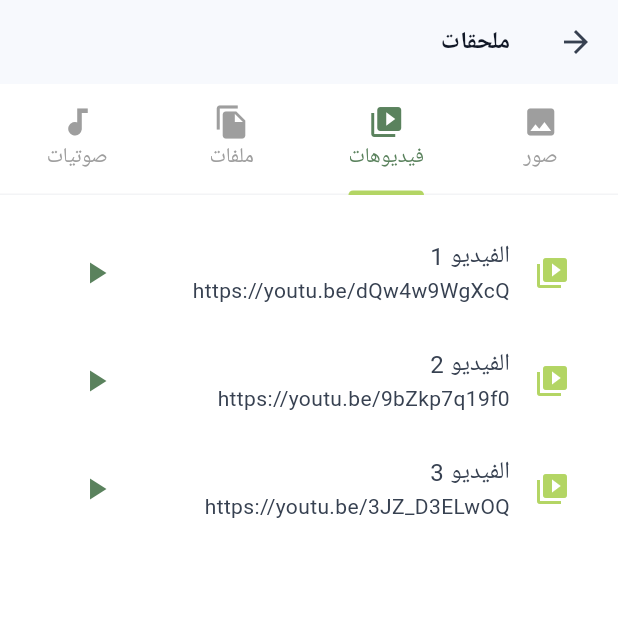
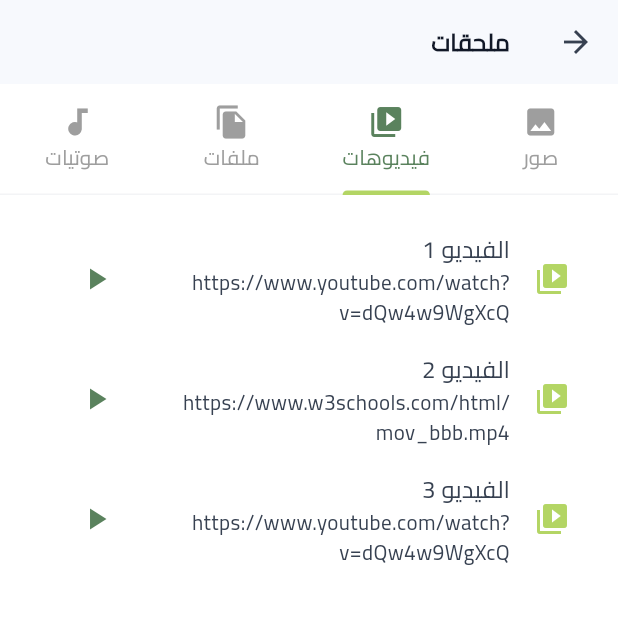
Before and after one commit to Codeexpert2/global_school_app, a Flutter app: the SubjectAttachmentsPage screen opened directly with empty values, tab 2 chosen, on a phone screen of 412 x 824 dp, the top half of it. Run offline on Flutter 3.47's test engine with Material 3 defaults, Android fonts, the phone set to English and light mode, and no system bars; our stand-ins replace cached_network_image, connectivity_plus, dio, firebase_analytics, firebase_core, firebase_crashlytics and 19 more; missing offline and left inert: syncfusion_flutter_pdfviewer, webview_flutter_android, webview_flutter_wkwebview; accounts and stored records are empty; generated files the repository leaves out were written again; network calls fail; Roboto replaces fonts that are missing (Poppins).

Commit message:
add assests attachments

```diff
--- a/lib/configs/app_configs.dart
+++ b/lib/configs/app_configs.dart
@@ -15,7 +15,7 @@ class AppConfigs {
   static const String privacyPolicyUrl = 'https://your-privacy-policy-url.com';
 
   // font family
-  static const String fontFamily = 'Poppins';
+  static const String fontFamily = 'Cairo';
   static const defaultLocale = 'ar';
   static final supportedLocales = [
     {'locale': 'ar', 'name': 'عربي', 'icon': '🇵🇸'},
--- a/lib/features/attachments/view/attachments_list.dart
+++ b/lib/features/attachments/view/attachments_list.dart
@@ -1,5 +1,9 @@
 import 'package:flutter/material.dart';
 import 'package:global_school/core/themes/app_colors.dart';
+import 'package:global_school/features/attachments/widgets/audio_player_page.dart';
+import 'package:global_school/features/attachments/widgets/pdf_Vvewer_page.dart';
+import 'package:global_school/features/attachments/widgets/video_player_page.dart';
+import 'package:global_school/features/attachments/widgets/youtube_video_player.dart';
 
 class AttachmentsList extends StatelessWidget {
   const AttachmentsList({
@@ -26,19 +30,72 @@ class AttachmentsList extends StatelessWidget {
           subtitle: attachmentType == 'الفيديو' ? Text(item) : null,
           trailing: IconButton(
             icon: Icon(
-              attachmentType == 'الصوتية' || attachmentType == 'الفيديو'
-                  ? Icons.play_arrow
-                  : Icons.download,
+              _getTrailingIcon(attachmentType),
               color: AppColors.green2,
             ),
             onPressed: () {
-              if (attachmentType == 'الصوتية' || attachmentType == 'الفيديو') {
-              } else {
-              }
+              _navigateBasedOnType(context, attachmentType, item);
             },
           ),
         );
       },
     );
   }
+  IconData _getTrailingIcon(String type) {
+    switch (type) {
+      case 'الصوتية':
+        return Icons.headphones;
+      case 'الفيديو':
+        return Icons.play_arrow;
+      case 'الملف':
+        return Icons.download_sharp;
+      default:
+        return Icons.file_open_outlined;
+    }
+  }
+
+  void _navigateBasedOnType(BuildContext context, String type, String item) {
+    switch (type) {
+      case 'الفيديو':
+        Navigator.push(
+          context,
+          MaterialPageRoute(
+            builder: (context) => _buildVideoPlayer(item),
+          ),
+        );
+        break;
+
+      case 'الصوتية':
+        Navigator.push(
+          context,
+          MaterialPageRoute(
+            builder: (context) => AudioPlayerPage(audioUrl: item),
+          ),
+        );
+        break;
+
+      case 'الملف':
+        Navigator.push(
+          context,
+          MaterialPageRoute(
+            builder: (context) => PDFViewerPage(pdfPath: item),
+          ),
+        );
+        break;
+
+      default:
+        ScaffoldMessenger.of(context).showSnackBar(
+          const SnackBar(content: Text('نوع المرفق غير مدعوم')),
+        );
+        break;
+    }
+  }
+
+  Widget _buildVideoPlayer(String videoUrl) {
+    if (videoUrl.contains('youtube.com') || videoUrl.contains('youtu.be')) {
+      return YoutubeVideoPlayer(videoUrl: videoUrl);
+    } else {
+      return VideoPlayerPage(videoUrl: videoUrl);
+    }
+  }
 }
--- a/lib/features/attachments/view/attachments_tab.dart
+++ b/lib/features/attachments/view/attachments_tab.dart
@@ -30,36 +30,36 @@ class AttachmentsTab extends StatelessWidget {
                   attachmentType: 'الصورة',
                   icon: Icons.image,
                   data: [
-                    'assets/images/picture1.jpg',
-                    'assets/images/picture2.jpg',
-                    'assets/images/picture3.jpg',
+                    'assets/images/code_expert.png',
+                    'assets/images/code_expert.png',
+                    'assets/images/code_expert.png',
                   ],
                 ),
                 AttachmentsList(
                   attachmentType: 'الفيديو',
                   icon: Icons.video_library,
                   data: [
-                    'https://youtu.be/dQw4w9WgXcQ',
-                    'https://youtu.be/9bZkp7q19f0',
-                    'https://youtu.be/3JZ_D3ELwOQ',
+                    'https://www.youtube.com/watch?v=dQw4w9WgXcQ',
+                    'https://www.w3schools.com/html/mov_bbb.mp4',
+                    'https://www.youtube.com/watch?v=dQw4w9WgXcQ',
                   ],
                 ),
                 AttachmentsList(
                   attachmentType: 'الملف',
                   icon: Icons.file_copy,
                   data: [
-                    'Document 1.pdf',
-                    'Document 2.pdf',
-                    'Document 3.pdf',
+                     'assets/pdf/Doc1.pdf',
+                     'assets/pdf/Doc1.pdf',
+                     'assets/pdf/Doc1.pdf',
                   ],
                 ),
                 AttachmentsList(
                   attachmentType: 'الصوتية',
                   icon: Icons.audiotrack,
                   data: [
-                    'Audio 1.mp3',
-                    'Audio 2.mp3',
-                    'Audio 3.mp3',
+                    'https://www.soundhelix.com/examples/mp3/SoundHelix-Song-1.mp3',
+                    'https://www.soundhelix.com/examples/mp3/SoundHelix-Song-1.mp3',
+                    'https://www.soundhelix.com/examples/mp3/SoundHelix-Song-1.mp3',
                   ],
                 ),
               ],
--- a/lib/features/attachments/view/subjects_tab.dart
+++ b/lib/features/attachments/view/subjects_tab.dart
@@ -33,7 +33,7 @@ class SubjectsTab extends StatelessWidget {
                     SubjectAttachmentsPage(subjectName: '${subject['name']}'),
               ),
             );
-            // context.goNamed(
+            // context.pushNamed(
             //   'subjectAttachments',
             //   pathParameters: {
             //     'subjectName': '${subject['name']}',
```
Also changed, not shown: lib/features/attachments/widgets/audio_player_page.dart (added, +115 -0 lines), lib/features/attachments/widgets/pdf_Vvewer_page.dart (added, +69 -0 lines), lib/features/attachments/widgets/video_player_page.dart (added, +98 -0 lines), lib/features/attachments/widgets/youtube_video_player.dart (added, +43 -0 lines), pubspec.yaml (+10 -4 lines), assets/fonts/Cairo-Regular.ttf (added), pubspec.lock, 2 other files.
